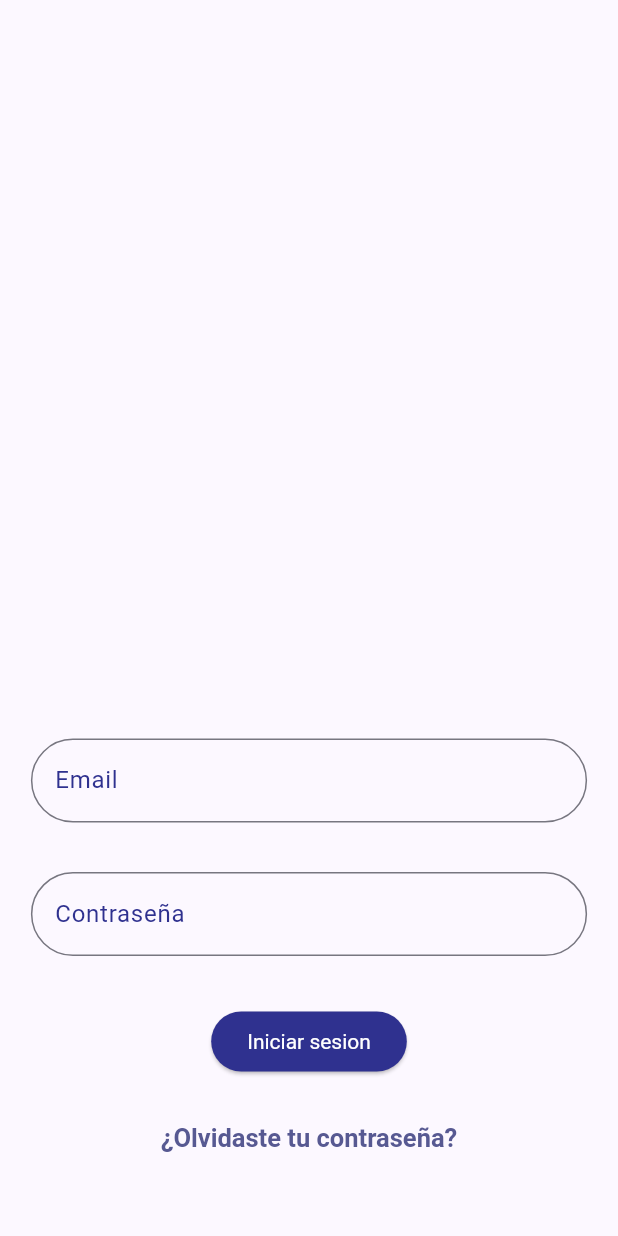
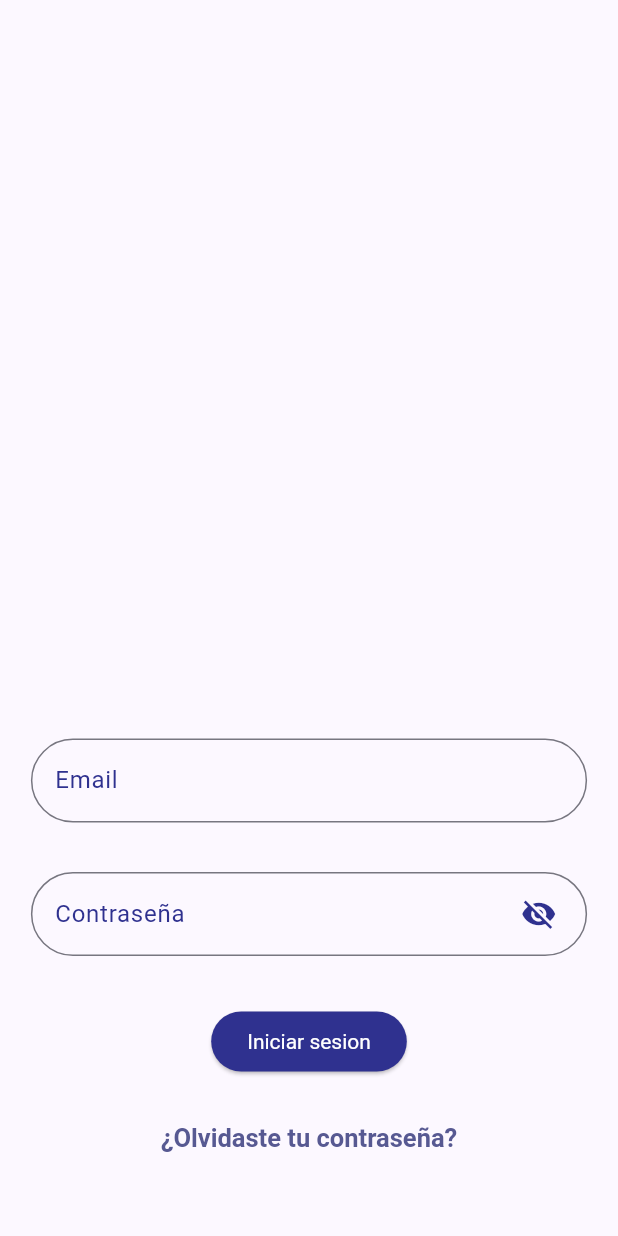
Before and after one commit to DiegoGamboa03/OxfordStudyControl, a Flutter app: the screen it shows after launch, on a phone screen of 412 x 824 dp. Run offline on Flutter 3.47's test engine with Material 2 defaults, Android fonts, the light colour scheme and no system bars; our stand-ins replace chewie, confetti, dio, flutter_riverpod, go_router, google_fonts and 3 more.

Commit message:
toogle eye icon en password field

```diff
--- a/App/oxford_studycontrol/lib/features/login/screens/login.dart
+++ b/App/oxford_studycontrol/lib/features/login/screens/login.dart
@@ -14,6 +14,7 @@ class Login extends ConsumerStatefulWidget {
 class LoginState extends ConsumerState<Login> {
   late TextEditingController _emailController;
   late TextEditingController _passwordController;
+  bool _isVisible = true;
   final GlobalKey<FormState> _formKey = GlobalKey<FormState>();
   @override
   void initState() {
@@ -62,12 +63,24 @@ class LoginState extends ConsumerState<Login> {
               margin: margin,
               child: TextFormField(
                 controller: _passwordController,
-                obscureText: true,
-                decoration: const InputDecoration(
-                    labelText: 'Contraseña',
-                    labelStyle: TextStyle(color: seedColor),
-                    hintText: "Contraseña",
-                    hintStyle: TextStyle(color: seedColor)),
+                obscureText: _isVisible,
+                decoration: InputDecoration(
+                  labelText: 'Contraseña',
+                  labelStyle: const TextStyle(color: seedColor),
+                  hintText: "Contraseña",
+                  hintStyle: const TextStyle(color: seedColor),
+                  suffixIcon: Container(
+                    margin: EdgeInsets.only(right: screenHeight * 0.01),
+                    child: IconButton(
+                      icon: Icon(
+                          _isVisible ? Icons.visibility_off : Icons.visibility),
+                      color: seedColor,
+                      onPressed: () => setState(() {
+                        _isVisible = !_isVisible;
+                      }),
+                    ),
+                  ),
+                ),
                 keyboardType: TextInputType.visiblePassword,
                 validator: (value) {
                   if (value == null || value.isEmpty) {
@@ -101,11 +114,6 @@ class LoginState extends ConsumerState<Login> {
                                 actions: <Widget>[
                                   TextButton(
                                     onPressed: () =>
-                                        Navigator.pop(context, 'Cancel'),
-                                    child: const Text('Cancel'),
-                                  ),
-                                  TextButton(
-                                    onPressed: () =>
                                         Navigator.pop(context, 'OK'),
                                     child: const Text('OK'),
                                   ),
```
